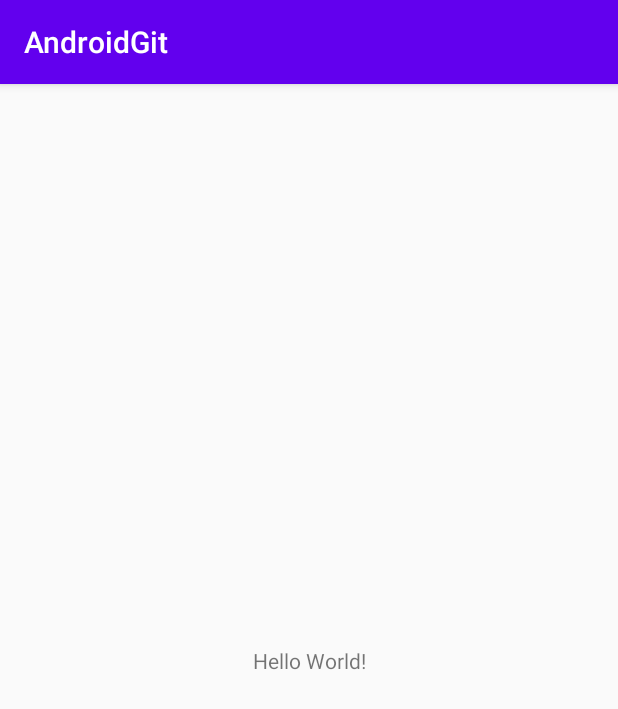
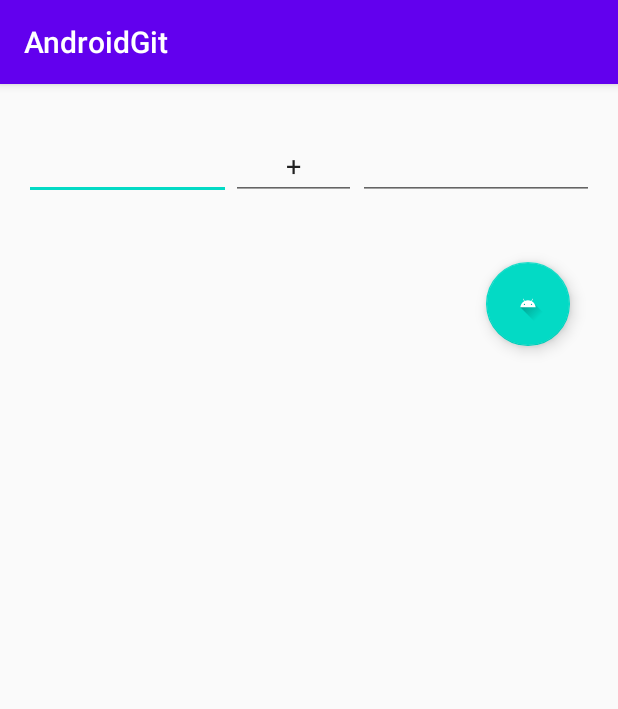
Before and after one commit to nvillaman/android, an Android app: the screen it shows after launch (MainActivity), on a phone screen of 412 x 824 dp. Shown: the top 709 px of the screen. Run offline under Robolectric (Android 15) with nearby library versions, the phone set to English and light mode, and no system bars.

```diff
--- a/app/build.gradle
+++ b/app/build.gradle
@@ -29,6 +29,7 @@ dependencies {
     implementation 'androidx.core:core-ktx:1.3.1'
     implementation 'androidx.appcompat:appcompat:1.2.0'
     implementation 'androidx.constraintlayout:constraintlayout:2.0.0'
+    implementation 'com.google.android.material:material:1.2.0'
     testImplementation 'junit:junit:4.12'
     androidTestImplementation 'androidx.test.ext:junit:1.1.1'
     androidTestImplementation 'androidx.test.espresso:espresso-core:3.2.0'
--- a/app/src/main/java/com/noelvillaman/software/androidgit/MainActivity.kt
+++ b/app/src/main/java/com/noelvillaman/software/androidgit/MainActivity.kt
@@ -2,10 +2,43 @@ package com.noelvillaman.software.androidgit
 
 import androidx.appcompat.app.AppCompatActivity
 import android.os.Bundle
+import kotlinx.android.synthetic.main.activity_main.*
 
 class MainActivity : AppCompatActivity() {
     override fun onCreate(savedInstanceState: Bundle?) {
         super.onCreate(savedInstanceState)
         setContentView(R.layout.activity_main)
     }
+
+    private fun calculator(num1 : Int, num2 : Int){
+        if (calulation.text.toString().equals("+")){
+            var sum = num1 + num2
+            showResult.text = "$sum"
+        }
+        else if (calulation.text.toString().equals("x")){
+            var mult = num1 * num2
+            showResult.text = "$mult"
+        }
+        else if (calulation.text.toString().equals("-")){
+            var sub = num1 - num2
+            showResult.text = "$sub"
+        }
+        else if (calulation.text.toString().equals("%")){
+            try {
+                var div = num1/num2
+                showResult.text = "$div"
+            } catch (e : Exception){
+
+            }
+
+        }
+        else {
+            var result = num1 % num2
+            if (result < 0) result + num1 else result
+            showResult.text = "$result"
+        }
+
+    }
+
+
 }
--- a/app/src/main/res/layout/activity_main.xml
+++ b/app/src/main/res/layout/activity_main.xml
@@ -6,13 +6,65 @@
     android:layout_height="match_parent"
     tools:context=".MainActivity">
 
-    <TextView
+    <EditText
+        android:id="@+id/editTextNumber1"
+        android:layout_width="138dp"
+        android:layout_height="0dp"
+        android:layout_marginStart="16dp"
+        android:layout_marginTop="32dp"
+        android:ems="10"
+        android:inputType="number"
+        app:layout_constraintStart_toStartOf="parent"
+        app:layout_constraintTop_toTopOf="parent" />
+
+    <EditText
+        android:id="@+id/editTextNumber2"
+        android:layout_width="157dp"
+        android:layout_height="wrap_content"
+        android:layout_marginStart="1dp"
+        android:layout_marginEnd="16dp"
+        android:ems="10"
+        android:inputType="number"
+        app:layout_constraintBottom_toBottomOf="@+id/calulation"
+        app:layout_constraintEnd_toEndOf="parent"
+        app:layout_constraintStart_toEndOf="@+id/calulation"
+        app:layout_constraintTop_toTopOf="@+id/calulation" />
+
+    <com.google.android.material.floatingactionbutton.FloatingActionButton
+        android:id="@+id/result"
         android:layout_width="wrap_content"
         android:layout_height="wrap_content"
-        android:text="Hello World!"
-        app:layout_constraintBottom_toBottomOf="parent"
-        app:layout_constraintLeft_toLeftOf="parent"
-        app:layout_constraintRight_toRightOf="parent"
-        app:layout_constraintTop_toTopOf="parent" />
+        android:layout_marginTop="41dp"
+        android:layout_marginEnd="32dp"
+        android:clickable="true"
+        app:layout_constraintEnd_toEndOf="parent"
+        app:layout_constraintTop_toBottomOf="@+id/editTextNumber2"
+        app:srcCompat="@drawable/ic_launcher_foreground" />
+
+    <TextView
+        android:id="@+id/showResult"
+        android:layout_width="0dp"
+        android:layout_height="50dp"
+        android:layout_marginTop="70dp"
+        android:textAlignment="center"
+        android:textStyle="bold"
+        app:layout_constraintEnd_toEndOf="parent"
+        app:layout_constraintStart_toStartOf="parent"
+        app:layout_constraintTop_toBottomOf="@+id/result" />
+
+    <EditText
+        android:id="@+id/calulation"
+        android:layout_width="0dp"
+        android:layout_height="wrap_content"
+        android:ems="10"
+        android:gravity="center"
+        android:inputType="textPersonName"
+        android:maxLength="1"
+        android:text="+"
+        android:textAlignment="center"
+        app:layout_constraintBottom_toBottomOf="@+id/editTextNumber1"
+        app:layout_constraintEnd_toStartOf="@+id/editTextNumber2"
+        app:layout_constraintStart_toEndOf="@+id/editTextNumber1"
+        app:layout_constraintTop_toTopOf="@+id/editTextNumber1" />
 
 </androidx.constraintlayout.widget.ConstraintLayout>
```
